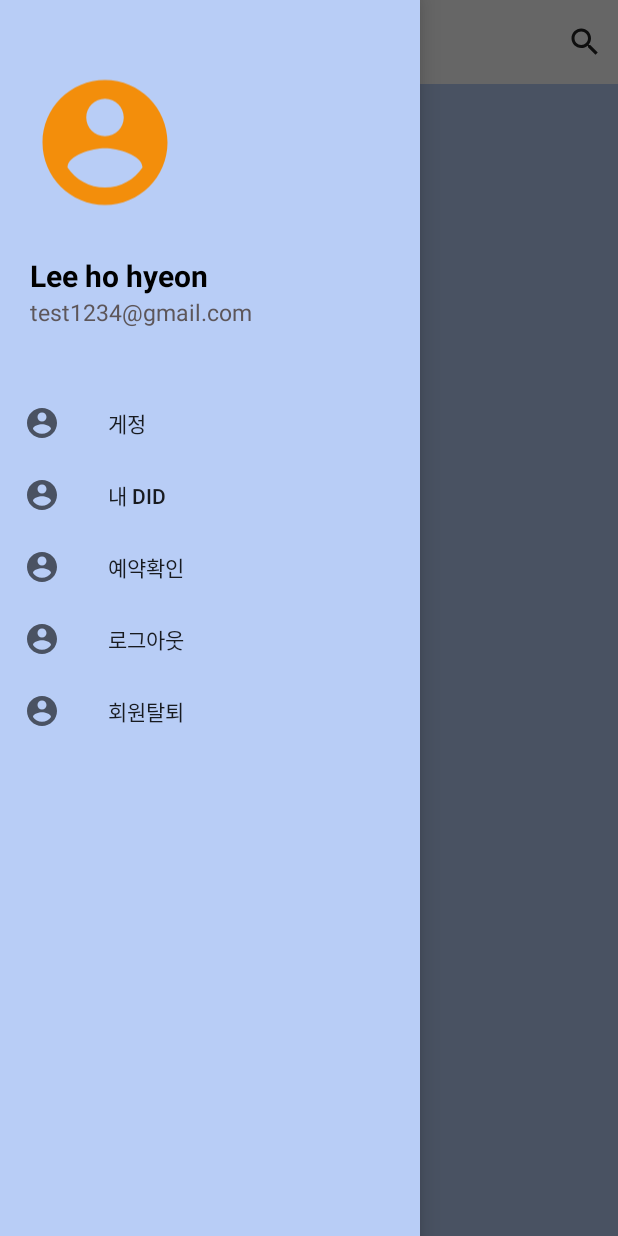
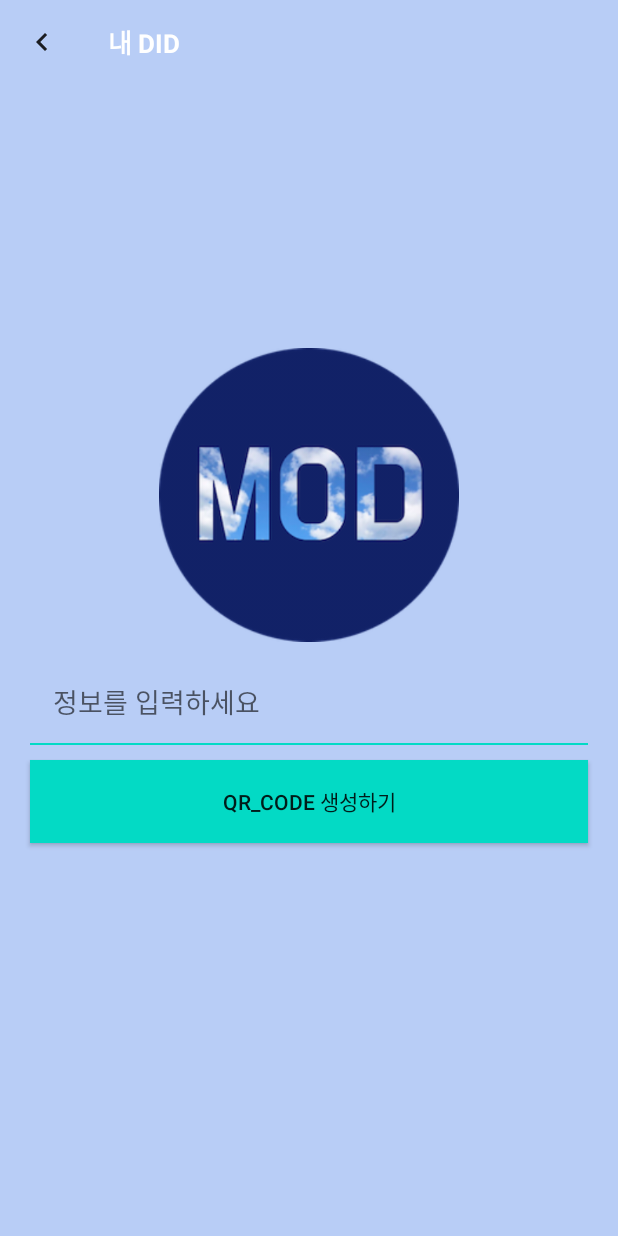
Before and after one commit to dlghgus5656/Mod_kotlin_project, an Android app: the BarActivity screen opened directly, with no data from a screen before it, in the side drawer, after a tap on "내 DID", on a phone screen of 412 x 824 dp. Run offline under Robolectric (Android 15) with nearby library versions, the phone set to English and light mode, and no system bars.

Commit message:
QRcode_page
did인증 페이지 개발(큐알코드 생성 구현)

```diff
--- a/app/src/main/AndroidManifest.xml
+++ b/app/src/main/AndroidManifest.xml
@@ -15,6 +15,9 @@
         android:roundIcon="@mipmap/ic_launcher_round"
         android:supportsRtl="true"
         android:theme="@style/Theme.Mod_kotlin_project">
+        <activity
+            android:name=".DIDpage"
+            android:exported="false" />
         <activity
             android:name=".SearchView"
             android:exported="false" />
--- a/app/src/main/java/com/example/mod_kotlin_project/BarActivity.kt
+++ b/app/src/main/java/com/example/mod_kotlin_project/BarActivity.kt
@@ -1,10 +1,9 @@
 package com.example.mod_kotlin_project
 
-import android.content.ClipData
+
 import android.content.Intent
 import android.os.Bundle
 import android.view.MenuItem
-import android.widget.Button
 import android.widget.ImageView
 
 import androidx.appcompat.widget.Toolbar
@@ -57,12 +56,15 @@ class BarActivity : AppCompatActivity(), NavigationView.OnNavigationItemSelected
     }
 
     override fun onNavigationItemSelected(item: MenuItem): Boolean {
-
-        when(item.itemId){
-            R.id.account-> Toast.makeText(this,"account clicked",Toast.LENGTH_SHORT).show()
-            R.id.did-> Toast.makeText(this,"did clicked",Toast.LENGTH_SHORT).show()
-            R.id.reservation-> Toast.makeText(this,"예약확인 clicked",Toast.LENGTH_SHORT).show()
-            R.id.logout-> {
+        val godid = Intent(this, DIDpage::class.java)
+        when (item.itemId) {
+            R.id.account -> Toast.makeText(this, "account clicked", Toast.LENGTH_SHORT).show()
+            R.id.reservation -> Toast.makeText(this, "예약확인 clicked", Toast.LENGTH_SHORT).show()
+            R.id.did -> {
+                startActivity(godid)
+                Toast.makeText(this, "DID 인증을 해주세요", Toast.LENGTH_SHORT).show()
+            }
+            R.id.logout -> {
                 UserApiClient.instance.logout { error ->
                     if (error != null) {
                         Toast.makeText(this, "로그아웃 실패 $error", Toast.LENGTH_SHORT).show()
@@ -74,7 +76,7 @@ class BarActivity : AppCompatActivity(), NavigationView.OnNavigationItemSelected
                     finish()
                 }
             }
-            R.id.withdrawal-> {
+            R.id.withdrawal -> {
                 UserApiClient.instance.unlink { error ->
                     if (error != null) {
                         Toast.makeText(this, "회원탈퇴 실패 $error", Toast.LENGTH_SHORT).show()
@@ -86,7 +88,7 @@ class BarActivity : AppCompatActivity(), NavigationView.OnNavigationItemSelected
                     finish()
                 }
             }
-        //R.id.logout-> Toast.makeText(this, "로그아웃", Toast.LENGTH_SHORT).show()
+            //R.id.logout-> Toast.makeText(this, "로그아웃", Toast.LENGTH_SHORT).show()
         }
         return false
     }
--- /dev/null
+++ b/app/src/main/java/com/example/mod_kotlin_project/DIDpage.kt
@@ -0,0 +1,84 @@
+package com.example.mod_kotlin_project
+
+import android.content.Context
+import android.graphics.Bitmap
+import android.graphics.Color
+import androidx.appcompat.app.AppCompatActivity
+import android.os.Bundle
+import android.view.MenuItem
+import android.view.MotionEvent
+import android.view.inputmethod.InputMethodManager
+import android.widget.Button
+import android.widget.EditText
+import android.widget.ImageView
+import android.widget.Toast
+import androidx.appcompat.widget.Toolbar
+import com.google.zxing.BarcodeFormat
+import com.google.zxing.WriterException
+import com.google.zxing.qrcode.QRCodeWriter
+
+class DIDpage : AppCompatActivity() {
+
+    private lateinit var QRcode: ImageView
+    private lateinit var QRdata: EditText
+    private lateinit var GenerateQRcode: Button
+
+    override fun onCreate(savedInstanceState: Bundle?) {
+        super.onCreate(savedInstanceState)
+        setContentView(R.layout.activity_didpage)
+
+        val toolbar = findViewById<Toolbar>(R.id.toolbar2)
+        setSupportActionBar(toolbar)
+        val ab = supportActionBar!!
+        ab.setDisplayShowTitleEnabled(false)
+
+        ab.setDisplayHomeAsUpEnabled(true)
+
+        QRcode = findViewById(R.id.QRcode)
+        QRdata = findViewById(R.id.QRdata)
+        GenerateQRcode = findViewById(R.id.GenerateQRcode)
+
+        GenerateQRcode.setOnClickListener {
+            val data = QRdata.text.toString().trim()
+
+            if (data.isEmpty()) {
+                Toast.makeText(this, "정보를 입력하지 않았습니다.", Toast.LENGTH_SHORT).show()
+            } else {
+                val writer = QRCodeWriter()
+                try {
+                    var bitMatrix = writer.encode(data, BarcodeFormat.QR_CODE, 512, 512)
+                    val width = bitMatrix.width
+                    val height = bitMatrix.height
+                    val bmp = Bitmap.createBitmap(width, height, Bitmap.Config.RGB_565)
+                    for (x in 0 until width) {
+                        for (y in 0 until height) {
+                            bmp.setPixel(x, y, if (bitMatrix[x, y]) Color.BLACK else Color.WHITE)
+                        }
+                    }
+                    QRcode.setImageBitmap(bmp)
+                } catch (e: WriterException) {
+                    e.printStackTrace()
+                }
+            }
+        }
+
+    }
+
+    override fun onOptionsItemSelected(item: MenuItem): Boolean {
+        when (item.itemId) {
+            android.R.id.home -> {
+                finish()
+
+                return true
+            }
+        }
+        return super.onOptionsItemSelected(item)
+    }
+
+    override fun onTouchEvent(event: MotionEvent): Boolean {
+        val imm: InputMethodManager =
+            getSystemService(Context.INPUT_METHOD_SERVICE) as InputMethodManager
+        imm.hideSoftInputFromWindow(currentFocus?.windowToken, 0)
+        return true
+    }
+}
--- a/app/src/main/java/com/example/mod_kotlin_project/LogoutActivity.kt
+++ b/app/src/main/java/com/example/mod_kotlin_project/LogoutActivity.kt
@@ -39,7 +39,7 @@ class LogoutActivity : AppCompatActivity() {
             UserApiClient.instance.logout { error ->
                 if (error != null) {
                     Toast.makeText(this, "로그아웃 실패 $error", Toast.LENGTH_SHORT).show()
-                }else {
+                } else {
                     Toast.makeText(this, "로그아웃 성공", Toast.LENGTH_SHORT).show()
                 }
                 val intent = Intent(this, MainActivity::class.java)
@@ -54,7 +54,7 @@ class LogoutActivity : AppCompatActivity() {
             UserApiClient.instance.unlink { error ->
                 if (error != null) {
                     Toast.makeText(this, "회원 탈퇴 실패 $error", Toast.LENGTH_SHORT).show()
-                }else {
+                } else {
                     Toast.makeText(this, "회원 탈퇴 성공", Toast.LENGTH_SHORT).show()
                     val intent = Intent(this, MainActivity::class.java)
                     startActivity(intent.addFlags(FLAG_ACTIVITY_CLEAR_TOP))
--- a/app/src/main/java/com/example/mod_kotlin_project/TermsActivity.kt
+++ b/app/src/main/java/com/example/mod_kotlin_project/TermsActivity.kt
@@ -7,7 +7,5 @@ class TermsActivity : AppCompatActivity() {
     override fun onCreate(savedInstanceState: Bundle?) {
         super.onCreate(savedInstanceState)
         setContentView(R.layout.activity_terms)
-
-
     }
 }
--- /dev/null
+++ b/app/src/main/res/layout/activity_didpage.xml
@@ -0,0 +1,81 @@
+<?xml version="1.0" encoding="utf-8"?>
+<androidx.constraintlayout.widget.ConstraintLayout xmlns:android="http://schemas.android.com/apk/res/android"
+    xmlns:app="http://schemas.android.com/apk/res-auto"
+    xmlns:tools="http://schemas.android.com/tools"
+    android:layout_width="match_parent"
+    android:layout_height="match_parent"
+    android:background="@color/sora"
+    tools:context=".DIDpage">
+
+    <androidx.appcompat.widget.Toolbar
+        android:id="@+id/toolbar2"
+        android:layout_width="match_parent"
+        android:layout_height="?attr/actionBarSize"
+        android:background="@color/sora"
+        app:contentInsetStart="0dp"
+        app:layout_constraintStart_toStartOf="parent"
+        app:layout_constraintTop_toTopOf="parent">
+
+        <TextView
+            android:id="@+id/set_date"
+            android:layout_width="wrap_content"
+            android:layout_height="wrap_content"
+            android:layout_gravity="left"
+            android:text="내 DID"
+            android:textColor="@android:color/white"
+            android:textSize="17sp"
+            android:textStyle="bold" />
+    </androidx.appcompat.widget.Toolbar>
+
+    <ImageView
+        android:id="@+id/QRcode"
+        android:layout_width="200dp"
+        android:layout_height="200dp"
+        android:layout_marginTop="230sp"
+        android:src="@drawable/modlogo"
+        app:layout_constraintEnd_toEndOf="parent"
+        app:layout_constraintStart_toStartOf="parent"
+        app:layout_constraintTop_toTopOf="parent" />
+
+    <EditText
+        android:id="@+id/QRdata"
+        android:layout_width="match_parent"
+        android:layout_height="55dp"
+        android:layout_marginStart="20dp"
+        android:layout_marginTop="10dp"
+        android:layout_marginEnd="20dp"
+        android:background="@color/sora"
+        android:hint="정보를 입력하세요"
+        android:paddingStart="15dp"
+        app:layout_constraintEnd_toEndOf="parent"
+        app:layout_constraintStart_toStartOf="parent"
+        app:layout_constraintTop_toBottomOf="@+id/QRcode"
+        tools:ignore="TextContrastCheck" />
+
+    <View
+        android:id="@+id/QRbuttonview"
+        android:layout_width="match_parent"
+        android:layout_height="1.5dp"
+        android:layout_marginStart="20dp"
+        android:layout_marginEnd="20dp"
+        android:background="@color/teal_200"
+        app:layout_constraintEnd_toEndOf="parent"
+        app:layout_constraintStart_toStartOf="parent"
+        app:layout_constraintTop_toBottomOf="@id/QRdata" />
+
+    <Button
+        android:id="@+id/GenerateQRcode"
+        android:layout_width="match_parent"
+        android:layout_height="55dp"
+        android:layout_marginStart="20dp"
+        android:layout_marginTop="10dp"
+        android:layout_marginEnd="20dp"
+        android:background="@color/teal_200"
+        android:text="QR_Code 생성하기"
+        app:layout_constraintEnd_toEndOf="parent"
+        app:layout_constraintStart_toStartOf="parent"
+        app:layout_constraintTop_toBottomOf="@+id/QRbuttonview" />
+
+</androidx.constraintlayout.widget.ConstraintLayout>
+
+<!--android:layout_height="?attr/actionBarSize"-->
```
Also changed, not shown: app/build.gradle (+16 -1 lines), app/src/main/java/com/example/mod_kotlin_project/MainActivity.kt (+8 -7 lines), app/src/main/java/com/example/mod_kotlin_project/SearchView.kt (+13 -10 lines), app/src/main/res/drawable/qr_code.xml (added, +15 -0 lines).
